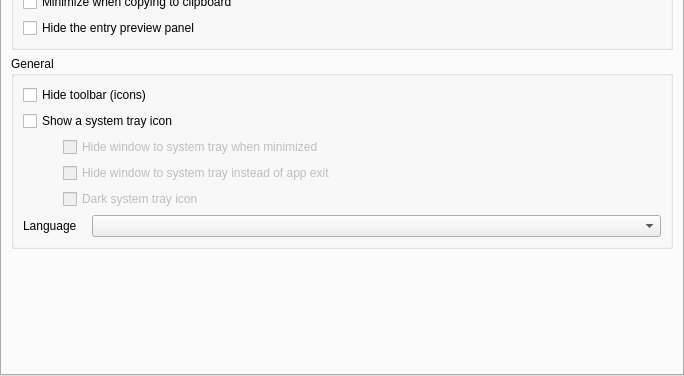
keepassxreboot/keepassxc, file src/gui/ApplicationSettingsWidgetGeneral.ui: the form before one commit; both pictures show x 0 to 684 and y 466 to 842 of the 684 by 842 pixel window.
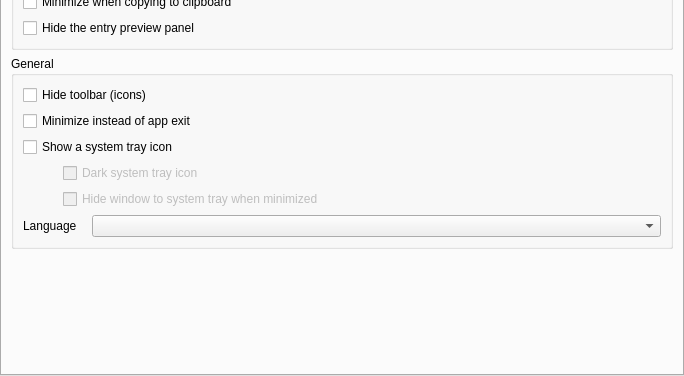
The form after the commit. Custom widgets are drawn as their Qt base class.

Commit message:
Multiple fixes to MainWindow and some cleanup
* Fix MainWindow startup when minimize to tray was enabled
* Reduce duplicate code in DatabaseWidget.cpp
* Fix snapcraft build dependencies
* Add support for CTRL+TAB, CTRL+PGUP, CTRL+SHIFT+TAB, CTRL+PGDN to control database tabs from any focus location
* Add CTRL+SHIFT+M shortcut to minimize to tray
* Allow minimize instead of app exit without tray icon

```diff
--- a/src/gui/ApplicationSettingsWidgetGeneral.ui
+++ b/src/gui/ApplicationSettingsWidgetGeneral.ui
@@ -186,6 +186,13 @@
             </property>
            </widget>
           </item>
+          <item>
+           <widget class="QCheckBox" name="minimizeOnCloseCheckBox">
+            <property name="text">
+             <string>Minimize instead of app exit</string>
+            </property>
+           </widget>
+          </item>
           <item>
            <widget class="QCheckBox" name="systrayShowCheckBox">
             <property name="text">
@@ -193,6 +200,42 @@
             </property>
            </widget>
           </item>
+          <item>
+           <layout class="QHBoxLayout" name="horizontalLayout_4">
+            <property name="spacing">
+             <number>0</number>
+            </property>
+            <property name="sizeConstraint">
+             <enum>QLayout::SetMaximumSize</enum>
+            </property>
+            <item>
+             <spacer name="horizontalSpacer_3">
+              <property name="orientation">
+               <enum>Qt::Horizontal</enum>
+              </property>
+              <property name="sizeType">
+               <enum>QSizePolicy::Fixed</enum>
+              </property>
+              <property name="sizeHint" stdset="0">
+               <size>
+                <width>40</width>
+                <height>20</height>
+               </size>
+              </property>
+             </spacer>
+            </item>
+            <item>
+             <widget class="QCheckBox" name="systrayDarkIconCheckBox">
+              <property name="enabled">
+               <bool>false</bool>
+              </property>
+              <property name="text">
+               <string>Dark system tray icon</string>
+              </property>
+             </widget>
+            </item>
+           </layout>
+          </item>
           <item>
            <widget class="QWidget" name="systraySettings" native="true">
             <layout class="QVBoxLayout" name="systrayLayout">
@@ -250,78 +293,6 @@
                </item>
               </layout>
              </item>
-             <item>
-              <layout class="QHBoxLayout" name="horizontalLayout_3">
-               <property name="spacing">
-                <number>0</number>
-               </property>
-               <property name="sizeConstraint">
-                <enum>QLayout::SetMaximumSize</enum>
-               </property>
-               <item>
-                <spacer name="horizontalSpacer_2">
-                 <property name="orientation">
-                  <enum>Qt::Horizontal</enum>
-                 </property>
-                 <property name="sizeType">
-                  <enum>QSizePolicy::Fixed</enum>
-                 </property>
-                 <property name="sizeHint" stdset="0">
-                  <size>
-                   <width>40</width>
-                   <height>20</height>
-                  </size>
-                 </property>
-                </spacer>
-               </item>
-               <item>
-                <widget class="QCheckBox" name="systrayMinimizeOnCloseCheckBox">
-                 <property name="enabled">
-                  <bool>false</bool>
-                 </property>
-                 <property name="text">
-                  <string>Hide window to system tray instead of app exit</string>
-                 </property>
-                </widget>
-               </item>
-              </layout>
-             </item>
-             <item>
-              <layout class="QHBoxLayout" name="horizontalLayout_4">
-               <property name="spacing">
-                <number>0</number>
-               </property>
-               <property name="sizeConstraint">
-                <enum>QLayout::SetMaximumSize</enum>
-               </property>
-               <item>
-                <spacer name="horizontalSpacer_3">
-                 <property name="orientation">
-                  <enum>Qt::Horizontal</enum>
-                 </property>
-                 <property name="sizeType">
-                  <enum>QSizePolicy::Fixed</enum>
-                 </property>
-                 <property name="sizeHint" stdset="0">
-                  <size>
-                   <width>40</width>
-                   <height>20</height>
-                  </size>
-                 </property>
-                </spacer>
-               </item>
-               <item>
-                <widget class="QCheckBox" name="systrayDarkIconCheckBox">
-                 <property name="enabled">
-                  <bool>false</bool>
-                 </property>
-                 <property name="text">
-                  <string>Dark system tray icon</string>
-                 </property>
-                </widget>
-               </item>
-              </layout>
-             </item>
             </layout>
            </widget>
           </item>
```
The commit also changes 7 other files.
